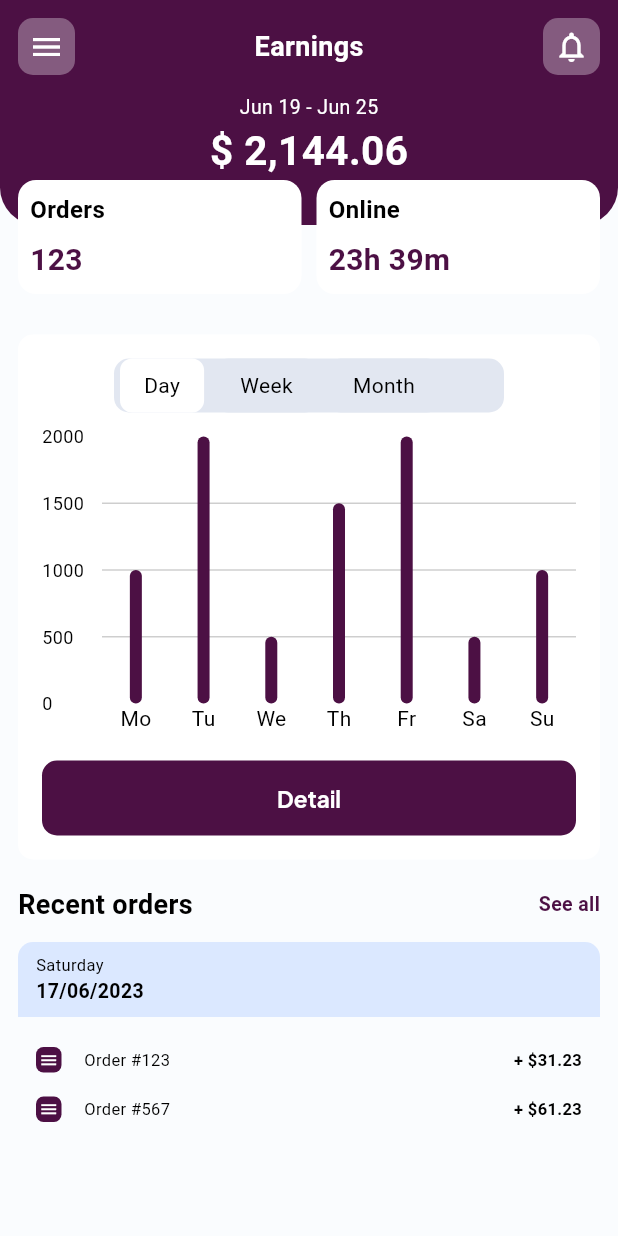
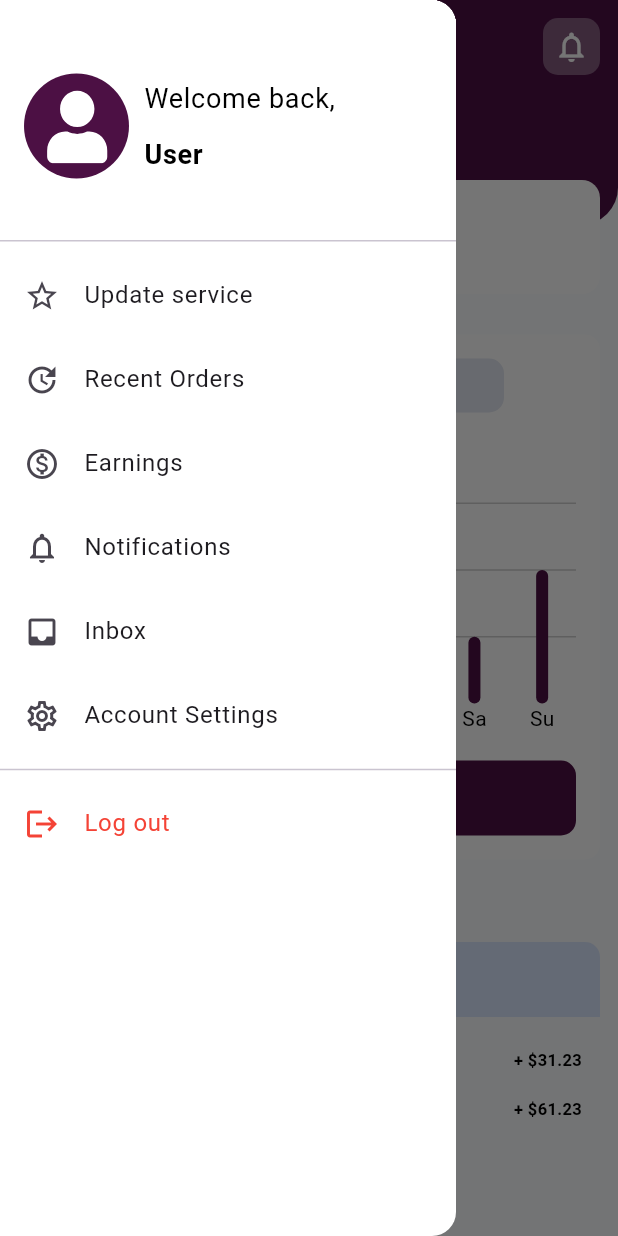
Before and after one commit to Paralexapp/paralex-mobile, a Flutter app: the Earning screen opened by its route, after a tap on the "menu" icon, on a phone screen of 412 x 824 dp. Run offline on Flutter 3.47's test engine with Material 3 defaults, Android fonts, the phone set to English and light mode, and no system bars; drawn by our look-alikes of fl_chart; our stand-ins replace audioplayers, dio, dotted_border, email_validator, flutter_holo_date_picker, flutter_svg and 11 more; missing offline and left inert: ffmpeg_kit_flutter, flutter_sound; network calls fail; project files that could hold a hidden picture were left out.

Commit message:
feedback changes.

```diff
--- a/paralex/lib/screens/users/account/home.dart
+++ b/paralex/lib/screens/users/account/home.dart
@@ -70,7 +70,6 @@ class Home extends StatelessWidget {
           );
         }),
       ),
-
     );
   }
 
@@ -100,6 +99,4 @@ class Home extends StatelessWidget {
       ),
     );
   }
-
-
 }
--- a/paralex/lib/screens/users/account/pages/Paralegal/Legal/legal_assistance.dart
+++ b/paralex/lib/screens/users/account/pages/Paralegal/Legal/legal_assistance.dart
@@ -15,7 +15,7 @@ class LegalAssistance extends StatelessWidget {
       appBar: AppBar(
         backgroundColor: PaintColors.bgColor,
         title: Text(
-          "Bail Bond Application Form",
+          "Legal Assistance Service",
           style: FontStyles.headingText
               .copyWith(color: PaintColors.paralexpurple, fontSize: 14),
         ),
--- a/paralex/lib/screens/users/account/pages/Paralegal/nafdac_steps.dart/nafdac_step_two.dart
+++ b/paralex/lib/screens/users/account/pages/Paralegal/nafdac_steps.dart/nafdac_step_two.dart
@@ -88,7 +88,7 @@ class NafdacStepTwo extends StatelessWidget {
             CustomButton(
                 ontap: () => Get.toNamed(Nav.bondSubmitted),
                 desiredWidth: 90,
-                buttonText: "Proceed to payment",
+                buttonText: "Submit",
                 buttonColor: PaintColors.paralexpurple)
           ],
         ),
--- a/paralex/lib/screens/users/auth_process/login.dart
+++ b/paralex/lib/screens/users/auth_process/login.dart
@@ -146,6 +146,26 @@ class _LoginWithPasswordState extends State<LoginWithPassword> {
                                         BorderSide(color: PaintColors.paralexpurple))),
                           )),
 
+                          // New here? Sign up link
+                          Row(
+                            mainAxisAlignment: MainAxisAlignment.end,  // Align to the end (right)
+                            children: [
+                              TextButton(
+                                onPressed: () {
+                                  // Navigate to the signup page
+                                  Get.toNamed(Nav.lastWelcomeScreen);  // Replace `Nav.lastWelcomeScreen` with the actual route to the signup page
+                                },
+                                child: Text(
+                                  "New here? Sign up.",
+                                  style: TextStyle(
+                                    fontSize: 16,
+                                    color: PaintColors.paralexpurple,  // Or use a color that fits your design
+                                  ),
+                                ),
+                              ),
+                            ],
+                          ),
+
                           // Password Validation Indicators
                           const SizedBox(height: 20),
                           Column(
@@ -266,6 +286,16 @@ class _LoginWithPasswordState extends State<LoginWithPassword> {
       userController.firstName.value = userData['firstName'];
       userController.lastName.value = userData['lastName'];
       userController.userIdToken.value = userId;
+
+      // Set initial UserType in UserChoiceController
+      if (userType == 'SERVICE_PROVIDER_LAWYER') {
+        userController.setInitialUserType(UserType.SERVICE_PROVIDER_LAWYER);
+      } else if (userType == 'SERVICE_PROVIDER_RIDER') {
+        userController.setInitialUserType(UserType.SERVICE_PROVIDER_RIDER);
+      } else if (userType == 'USER') {
+        userController.setInitialUserType(UserType.USER);
+      }
+
       // Step 3: Navigate based on registrationLevel and userType
       if (registrationLevel != 'KYC_COMPLETED') {
         if (userType == 'SERVICE_PROVIDER_LAWYER') {
--- a/paralex/lib/service_provider/view/delivery_notification.dart
+++ b/paralex/lib/service_provider/view/delivery_notification.dart
@@ -53,7 +53,7 @@ class DeliveryNotification extends StatelessWidget {
               print(
                   'Building ListView with ${notificationsController.notifications.length} items');
               return notificationsController.notifications.isEmpty
-                  ? Center(child: Text('No notification available'))
+                  ? Center(child: Text('No messages yet'))
                   : ListView.builder(
                       itemCount: notificationsController.notifications.length,
                       itemBuilder: (context, index) {
--- a/paralex/lib/service_provider/view/earning.dart
+++ b/paralex/lib/service_provider/view/earning.dart
@@ -2,6 +2,9 @@ import 'package:fl_chart/fl_chart.dart';
 import 'package:flutter/material.dart';
 import 'package:paralex/reusables/paints.dart';
 import 'package:paralex/service_provider/view/widgets/custom_button.dart';
+
+import 'delivery_notification.dart';
+import 'drawer.dart';
 
 class Earning extends StatefulWidget {
   const Earning({super.key});
@@ -11,11 +14,14 @@ class Earning extends StatefulWidget {
 }
 
 class _EarningState extends State<Earning> {
+  final GlobalKey<ScaffoldState> _scaffoldKey = GlobalKey<ScaffoldState>();
   String _selected = "Day";
   @override
   Widget build(BuildContext context) {
     return Scaffold(
+      key: _scaffoldKey, // Add the key here
       backgroundColor: PaintColors.paralexpurple,
+      drawer: const MyDrawer(),
       body: SafeArea(
         child: Column(
           children: [
@@ -24,8 +30,7 @@ class _EarningState extends State<Earning> {
               child: Container(
                 color: Color(0xFFFAFCFE),
                 child: Stack(
-                  clipBehavior: Clip
-                      .none, // Ensures cards can overflow the purple container
+                  clipBehavior: Clip.none,
                   children: [
                     Container(
                       height: 150,
@@ -44,7 +49,9 @@ class _EarningState extends State<Earning> {
                               mainAxisAlignment: MainAxisAlignment.spaceBetween,
                               children: [
                                 GestureDetector(
-                                  onTap: () {},
+                                  onTap: () {
+                                    _scaffoldKey.currentState!.openDrawer();  // Opens the drawer when tapped
+                                  },
                                   child: Container(
                                     padding: EdgeInsets.all(7),
                                     decoration: BoxDecoration(
@@ -71,10 +78,21 @@ class _EarningState extends State<Earning> {
                                     color: Color(0x50ffffff),
                                     borderRadius: BorderRadius.circular(10),
                                   ),
-                                  child: Icon(
-                                    Icons.notifications_outlined,
-                                    size: 24,
-                                    color: Colors.white,
+                                  child: GestureDetector(
+                                    onTap: () {
+                                      Navigator.of(context).push(
+                                        MaterialPageRoute(
+                                          builder: (context) => DeliveryNotification(
+                                            appBarTitle: "Notification",
+                                          ),
+                                        ),
+                                      );
+                                    },
+                                    child: Icon(
+                                      Icons.notifications_outlined,
+                                      size: 24,
+                                      color: Colors.white,
+                                    ),
                                   ),
                                 ),
                               ],
@@ -95,8 +113,7 @@ class _EarningState extends State<Earning> {
                       ),
                     ),
                     Positioned(
-                      top:
-                          120, // Ensures the Row overlaps with the purple container
+                      top: 120, // Ensures the Row overlaps with the purple container
                       left: 12,
                       right: 12,
                       child: Row(
@@ -106,8 +123,7 @@ class _EarningState extends State<Earning> {
                           ),
                           SizedBox(width: 10),
                           Expanded(
-                            child:
-                                EarningsCard(title: "Online", value: "23h 39m"),
+                            child: EarningsCard(title: "Online", value: "23h 39m"),
                           ),
                         ],
                       ),
@@ -138,8 +154,7 @@ class _EarningState extends State<Earning> {
                             children: [
                               // Toggle Buttons
                               Padding(
-                                padding: const EdgeInsets.symmetric(
-                                    horizontal: 48.0),
+                                padding: const EdgeInsets.symmetric(horizontal: 48.0),
                                 child: Container(
                                   //height: 33,
                                   decoration: BoxDecoration(
@@ -148,7 +163,7 @@ class _EarningState extends State<Earning> {
                                   child: Row(
                                     mainAxisSize: MainAxisSize.min,
                                     children:
-                                        ['Day', 'Week', 'Month'].map((option) {
+                                    ['Day', 'Week', 'Month'].map((option) {
                                       final isSelected = _selected == option;
                                       return GestureDetector(
                                         onTap: () {
@@ -161,8 +176,7 @@ class _EarningState extends State<Earning> {
                                             color: isSelected
                                                 ? Colors.white
                                                 : Color(0xFFE2E7F1),
-                                            borderRadius:
-                                                BorderRadius.circular(8),
+                                            borderRadius: BorderRadius.circular(8),
                                           ),
                                           padding: const EdgeInsets.symmetric(
                                               horizontal: 16, vertical: 8),
@@ -194,13 +208,10 @@ class _EarningState extends State<Earning> {
                                       leftTitles: AxisTitles(
                                         sideTitles: SideTitles(
                                           showTitles: true,
-                                          reservedSize:
-                                              40, // Space for the titles on the left axis
+                                          reservedSize: 40,
                                           getTitlesWidget: (value, meta) {
                                             return Text(
-                                              value
-                                                  .toInt()
-                                                  .toString(), // Y-axis values
+                                              value.toInt().toString(),
                                               style: TextStyle(
                                                   color: Colors.black,
                                                   fontSize: 12),
@@ -248,25 +259,18 @@ class _EarningState extends State<Earning> {
                                         ),
                                       ),
                                       topTitles: AxisTitles(
-                                          sideTitles:
-                                              SideTitles(showTitles: false)),
+                                          sideTitles: SideTitles(showTitles: false)),
                                       rightTitles: AxisTitles(
-                                          sideTitles:
-                                              SideTitles(showTitles: false)),
+                                          sideTitles: SideTitles(showTitles: false)),
                                     ),
                                     gridData: FlGridData(
-                                      show: true, // Enable grid lines
-                                      drawHorizontalLine:
-                                          true, // Enable horizontal grid lines
-                                      drawVerticalLine:
-                                          false, // Disable vertical grid lines
+                                      show: true,
+                                      drawHorizontalLine: true,
+                                      drawVerticalLine: false,
                                       getDrawingHorizontalLine: (value) {
-                                        // Customize the appearance of each horizontal line
                                         return FlLine(
-                                          color: Colors.grey.withOpacity(
-                                              0.5), // Line color and transparency
-                                          strokeWidth: 1.0, // Line thickness
-                                          //dashArray: [5, 5], // Dashed line pattern [gap, length]
+                                          color: Colors.grey.withOpacity(0.5),
+                                          strokeWidth: 1.0,
                                         );
                                       },
                                     ),
@@ -274,38 +278,31 @@ class _EarningState extends State<Earning> {
                                     barGroups: [
                                       BarChartGroupData(x: 0, barRods: [
                                         BarChartRodData(
-                                            toY: 1000,
-                                            color: PaintColors.paralexpurple)
+                                            toY: 1000, color: PaintColors.paralexpurple)
                                       ]),
                                       BarChartGroupData(x: 1, barRods: [
                                         BarChartRodData(
-                                            toY: 2000,
-                                            color: PaintColors.paralexpurple)
+                                            toY: 2000, color: PaintColors.paralexpurple)
                                       ]),
                                       BarChartGroupData(x: 2, barRods: [
                                         BarChartRodData(
-                                            toY: 500,
-                                            color: PaintColors.paralexpurple)
+                                            toY: 500, color: PaintColors.paralexpurple)
                                       ]),
                                       BarChartGroupData(x: 3, barRods: [
                                         BarChartRodData(
-                                            toY: 1500,
-                                            color: PaintColors.paralexpurple)
+                                            toY: 1500, color: PaintColors.paralexpurple)
                                       ]),
                                       BarChartGroupData(x: 4, barRods: [
                                         BarChartRodData(
-                                            toY: 2000,
-                                            color: PaintColors.paralexpurple)
+                                            toY: 2000, color: PaintColors.paralexpurple)
                                       ]),
                                       BarChartGroupData(x: 5, barRods: [
                                         BarChartRodData(
-                                            toY: 500,
-                                            color: PaintColors.paralexpurple)
+                                            toY: 500, color: PaintColors.paralexpurple)
                                       ]),
                                       BarChartGroupData(x: 6, barRods: [
                                         BarChartRodData(
-                                            toY: 1000,
-                                            color: PaintColors.paralexpurple)
+                                            toY: 1000, color: PaintColors.paralexpurple)
                                       ]),
                                     ],
                                   ),
@@ -334,20 +331,13 @@ class _EarningState extends State<Earning> {
                                 fontSize: 18,
                                 fontWeight: FontWeight.bold),
                           ),
-                          Text(
-                            "See all",
-                            style: TextStyle(
-                                color: PaintColors.paralexpurple,
-                                fontSize: 13,
-                                fontWeight: FontWeight.bold),
-                          ),
                         ],
                       ),
                     ),
                     Padding(
                       padding: const EdgeInsets.all(12.0),
                       child: Container(
-                        padding:const EdgeInsets.symmetric(horizontal: 12.0),
+                        padding: const EdgeInsets.symmetric(horizontal: 12.0),
                         height: 50,
                         width: double.infinity,
                         decoration: BoxDecoration(
@@ -389,6 +379,7 @@ class _EarningState extends State<Earning> {
         ),
       ),
     );
+
   }
 }
 
```
Also changed, not shown: paralex/lib/screens/users/account/pages/account_settings_page.dart (added, +158 -0 lines), paralex/lib/screens/users/account/pages/dashboard.dart (+28 -3 lines), paralex/lib/service_provider/controllers/user_choice_controller.dart (+25 -0 lines), paralex/lib/service_provider/view/about_you/about_you_for_lawyers.dart (+5 -5 lines), paralex/lib/service_provider/view/drawer.dart (+10 -3 lines). Lines whose indentation alone changed are shown as unchanged.
